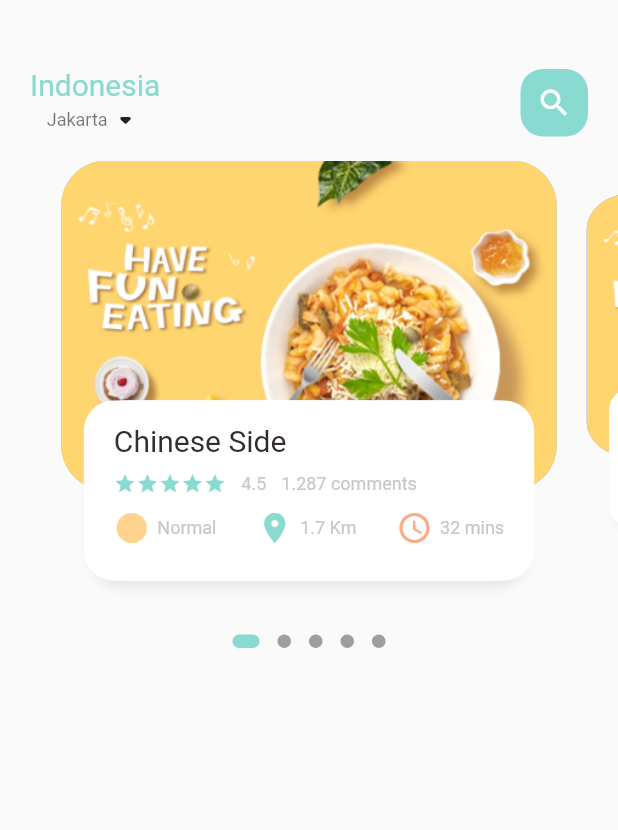
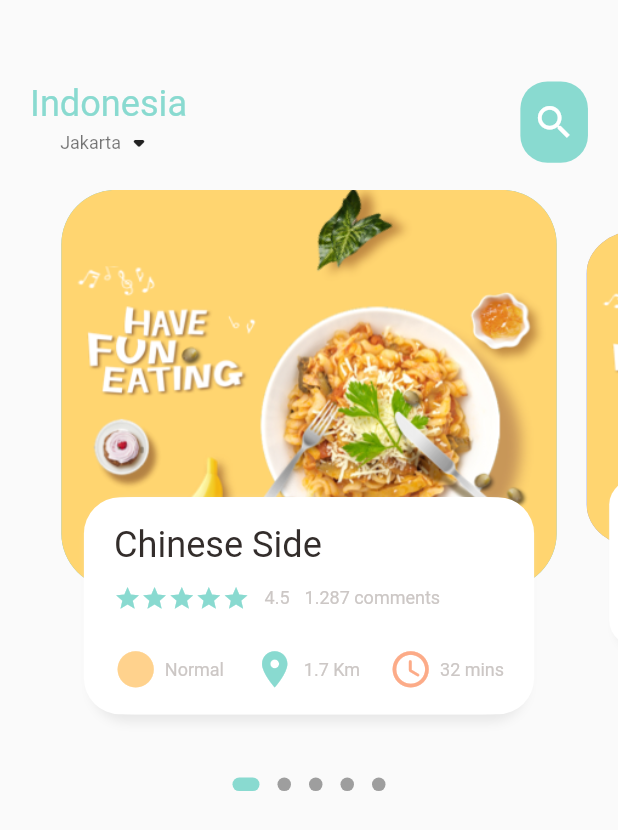
Before and after one commit to satyapratamak/dbestech.food-delivery.food-delivery-flutter, a Flutter app: the screen it shows after launch, on a phone screen of 412 x 824 dp. Shown: the top 830 px of the screen. Run offline on Flutter 3.47's test engine with Material 2 defaults, Android fonts, the phone set to English and light mode, and no system bars; drawn by our look-alikes of dots_indicator; our stand-ins replace get.

Commit message:
Food Delivery Part 1 = 02:40:00 Zoom Sliding + Dot+responsive

```diff
--- a/lib/home/food_page_body.dart
+++ b/lib/home/food_page_body.dart
@@ -2,6 +2,7 @@ import 'package:dots_indicator/dots_indicator.dart';
 import 'package:flutter/cupertino.dart';
 import 'package:flutter/material.dart';
 import 'package:food_delivery_flutter/utils/colors.dart';
+import 'package:food_delivery_flutter/utils/dimensions.dart';
 import 'package:food_delivery_flutter/widgets/big_text.dart';
 import 'package:food_delivery_flutter/widgets/icon_and_text.dart';
 import 'package:food_delivery_flutter/widgets/small_text.dart';
@@ -20,7 +21,7 @@ class _FoodPageBodyState extends State<FoodPageBody> {
 
   double _scaleFactor = 0.8;
 
-  double _height = 220;
+  double _height = Dimensions.pageViewContainer;
 
   @override
   void initState() {
@@ -48,7 +49,7 @@ class _FoodPageBodyState extends State<FoodPageBody> {
       children: [
         Container(
           //color: Colors.redAccent,
-          height: 310,
+          height: Dimensions.pageView,
           child: PageView.builder(
             controller: pageController,
             itemCount: 5,
@@ -65,7 +66,7 @@ class _FoodPageBodyState extends State<FoodPageBody> {
             size: const Size.square(9.0),
             activeSize: const Size(18.0, 9.0),
             activeShape: RoundedRectangleBorder(
-                borderRadius: BorderRadius.circular(5.0)),
+                borderRadius: BorderRadius.circular(Dimensions.radius5)),
           ),
         )
       ],
@@ -106,10 +107,11 @@ class _FoodPageBodyState extends State<FoodPageBody> {
       child: Stack(
         children: [
           Container(
-            height: 220,
-            margin: const EdgeInsets.only(left: 10, right: 10),
+            height: Dimensions.pageViewContainer,
+            margin: EdgeInsets.only(
+                left: Dimensions.width10, right: Dimensions.width10),
             decoration: BoxDecoration(
-              borderRadius: BorderRadius.circular(30),
+              borderRadius: BorderRadius.circular(Dimensions.radius30),
               color: index.isEven
                   ? const Color(0xFF69c5df)
                   : const Color(0xFF9294cc),
@@ -122,10 +124,13 @@ class _FoodPageBodyState extends State<FoodPageBody> {
           Align(
             alignment: Alignment.bottomCenter,
             child: Container(
-              height: 120,
-              margin: const EdgeInsets.only(left: 30, right: 30, bottom: 30),
+              height: Dimensions.pageViewTextContainer,
+              margin: EdgeInsets.only(
+                  left: Dimensions.width30,
+                  right: Dimensions.width30,
+                  bottom: Dimensions.height30),
               decoration: BoxDecoration(
-                borderRadius: BorderRadius.circular(20),
+                borderRadius: BorderRadius.circular(Dimensions.radius20),
                 color: Colors.white,
                 boxShadow: [
                   BoxShadow(
@@ -144,28 +149,32 @@ class _FoodPageBodyState extends State<FoodPageBody> {
                 ],
               ),
               child: Container(
-                padding: const EdgeInsets.only(top: 15, right: 15, left: 15),
+                padding: EdgeInsets.only(
+                    top: Dimensions.height15,
+                    right: Dimensions.width15,
+                    left: Dimensions.width15),
                 child: Column(
                   crossAxisAlignment: CrossAxisAlignment.start,
                   children: [
                     BigText(text: "Chinese Side"),
-                    SizedBox(height: 10),
+                    SizedBox(height: Dimensions.height10),
                     Row(
                       children: [
                         Wrap(
                           children: List.generate(
                             5,
                             (index) => Icon(Icons.star,
-                                color: AppColors.mainColor, size: 15),
+                                color: AppColors.mainColor,
+                                size: Dimensions.font15),
                           ),
                         ),
-                        SizedBox(width: 10),
+                        SizedBox(width: Dimensions.width10),
                         SmallText(text: "4.5"),
-                        SizedBox(width: 10),
+                        SizedBox(width: Dimensions.width10),
                         SmallText(text: "1.287 comments"),
                       ],
                     ),
-                    SizedBox(height: 10),
+                    SizedBox(height: Dimensions.height20),
                     Row(
                       mainAxisAlignment: MainAxisAlignment.spaceBetween,
                       children: [
--- a/lib/home/main_food_page.dart
+++ b/lib/home/main_food_page.dart
@@ -2,6 +2,7 @@ import 'package:flutter/cupertino.dart';
 import 'package:flutter/material.dart';
 import 'package:food_delivery_flutter/home/food_page_body.dart';
 import 'package:food_delivery_flutter/utils/colors.dart';
+import 'package:food_delivery_flutter/utils/dimensions.dart';
 import 'package:food_delivery_flutter/widgets/big_text.dart';
 import 'package:food_delivery_flutter/widgets/small_text.dart';
 
@@ -15,6 +16,8 @@ class MainFoodPage extends StatefulWidget {
 class _MainFoodPageState extends State<MainFoodPage> {
   @override
   Widget build(BuildContext context) {
+    print("Device Height : " + MediaQuery.of(context).size.height.toString());
+    print("Device Width : " + MediaQuery.of(context).size.width.toString());
     return Scaffold(
       body: Column(
         // Header, Body, and Footer
@@ -23,8 +26,11 @@ class _MainFoodPageState extends State<MainFoodPage> {
           Container(
             child: Container(
               child: Container(
-                margin: const EdgeInsets.only(top: 45, bottom: 15),
-                padding: const EdgeInsets.only(left: 20, right: 20),
+                margin: EdgeInsets.only(
+                    top: Dimensions.height45, bottom: Dimensions.height15),
+                padding: EdgeInsets.only(
+                    left: Dimensions.width20,
+                    right: Dimensions.width20), // left 20, right 20
                 child: Row(
                   mainAxisAlignment: MainAxisAlignment.spaceBetween,
                   // Header Bar
@@ -44,11 +50,13 @@ class _MainFoodPageState extends State<MainFoodPage> {
                     Center(
                       child: Container(
                         // Search Button
-                        width: 45,
-                        height: 45,
-                        child: const Icon(Icons.search, color: Colors.white),
+                        width: Dimensions.width45, // 45
+                        height: Dimensions.height45, // 45
+                        child: Icon(Icons.search,
+                            color: Colors.white, size: Dimensions.iconSize24),
                         decoration: BoxDecoration(
-                          borderRadius: BorderRadius.circular(15),
+                          borderRadius:
+                              BorderRadius.circular(Dimensions.height15),
                           color: AppColors.mainColor,
                         ),
                       ),
--- a/lib/main.dart
+++ b/lib/main.dart
@@ -1,5 +1,6 @@
 import 'package:flutter/material.dart';
 import 'package:food_delivery_flutter/home/main_food_page.dart';
+import 'package:get/get.dart';
 
 void main() {
   runApp(const MyApp());
@@ -11,7 +12,7 @@ class MyApp extends StatelessWidget {
   // This widget is the root of your application.
   @override
   Widget build(BuildContext context) {
-    return MaterialApp(
+    return GetMaterialApp(
       debugShowCheckedModeBanner: false,
       title: 'Flutter Demo',
       theme: ThemeData(
--- a/lib/utils/dimensions.dart
+++ b/lib/utils/dimensions.dart
@@ -0,0 +1,35 @@
+import 'package:get/get.dart';
+
+class Dimensions {
+  static double screenHight = Get.context!.height;
+  static double screenWidth = Get.context!.width; // 411.42857142857144
+
+  static double pageViewContainer = screenHight / 3.106493506494155; // 220
+  static double pageViewTextContainer = screenHight / 5.695238095239283; // 120
+  static double pageView = screenHight / 2.135714285714731; // 320
+
+// dynamic height
+  static double height10 = screenHight / 68.34285714285714;
+  static double height15 = height10 * 1.5;
+  static double height20 = height10 * 2;
+  static double height30 = height10 * 3;
+  static double height24 = height10 * 2.4;
+  static double height45 = height10 * 4.5;
+
+  // dynamic width
+  static double width10 = screenWidth / 41.142857142857144;
+  static double width5 = width10 * 0.5;
+  static double width15 = width10 * 1.5;
+  static double width20 = width10 * 2;
+  static double width30 = width10 * 3;
+  static double width45 = width10 * 4.5;
+
+  static double font20 = height20;
+  static double font15 = height15;
+
+  static double radius20 = height20;
+  static double radius30 = height30;
+  static double radius5 = height10 / 2;
+
+  static double iconSize24 = height10 * 2.4;
+}
--- a/lib/widgets/big_text.dart
+++ b/lib/widgets/big_text.dart
@@ -1,4 +1,5 @@
 import 'package:flutter/cupertino.dart';
+import 'package:food_delivery_flutter/utils/dimensions.dart';
 
 class BigText extends StatelessWidget {
   Color? color; // Color for Big Text
@@ -10,7 +11,7 @@ class BigText extends StatelessWidget {
     Key? key,
     this.color = const Color(0xFF332d2b),
     required this.text,
-    this.size = 20,
+    this.size = 0,
     this.overFlow = TextOverflow.ellipsis,
   }) : super(key: key);
 
@@ -23,7 +24,7 @@ class BigText extends StatelessWidget {
       style: TextStyle(
         fontFamily: 'Roboto',
         color: color,
-        fontSize: size,
+        fontSize: size <= 0 ? Dimensions.font20 : size,
         fontWeight: FontWeight.w400,
       ),
     );
--- a/lib/widgets/icon_and_text.dart
+++ b/lib/widgets/icon_and_text.dart
@@ -1,4 +1,5 @@
 import 'package:flutter/cupertino.dart';
+import 'package:food_delivery_flutter/utils/dimensions.dart';
 import 'package:food_delivery_flutter/widgets/small_text.dart';
 
 class IconAndTextWidget extends StatelessWidget {
@@ -18,8 +19,8 @@ class IconAndTextWidget extends StatelessWidget {
   Widget build(BuildContext context) {
     return Row(
       children: [
-        Icon(icon, color: iconColor),
-        SizedBox(width: 5),
+        Icon(icon, color: iconColor, size: Dimensions.iconSize24),
+        SizedBox(width: Dimensions.width5),
         SmallText(text: text),
       ],
     );
```
